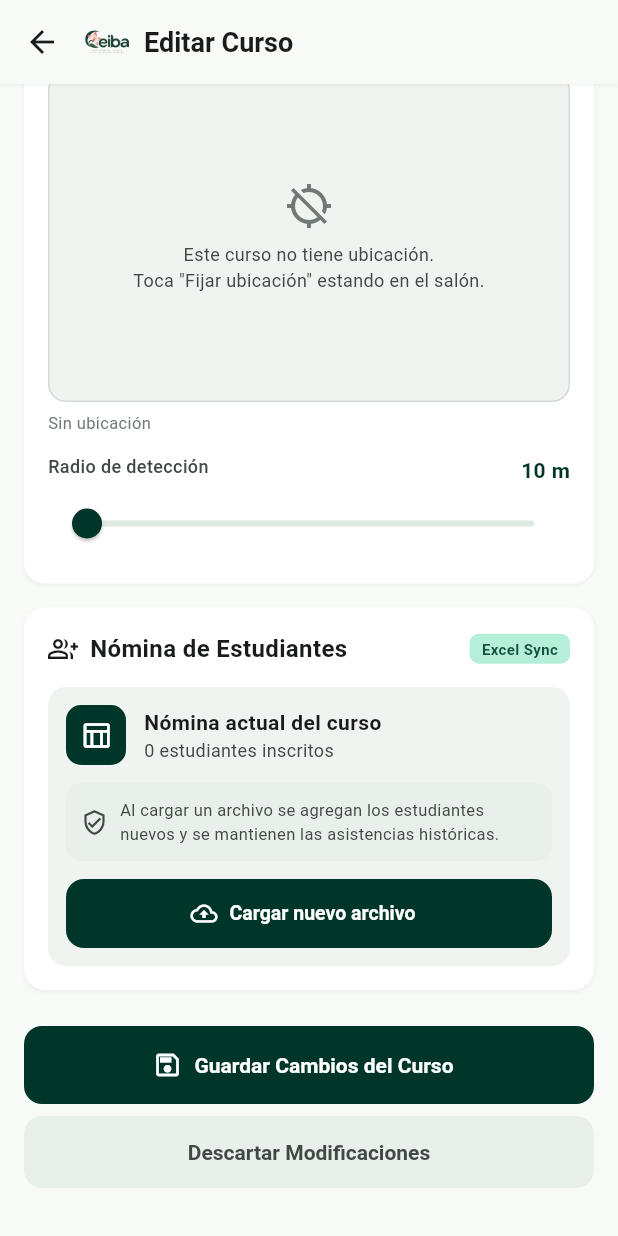
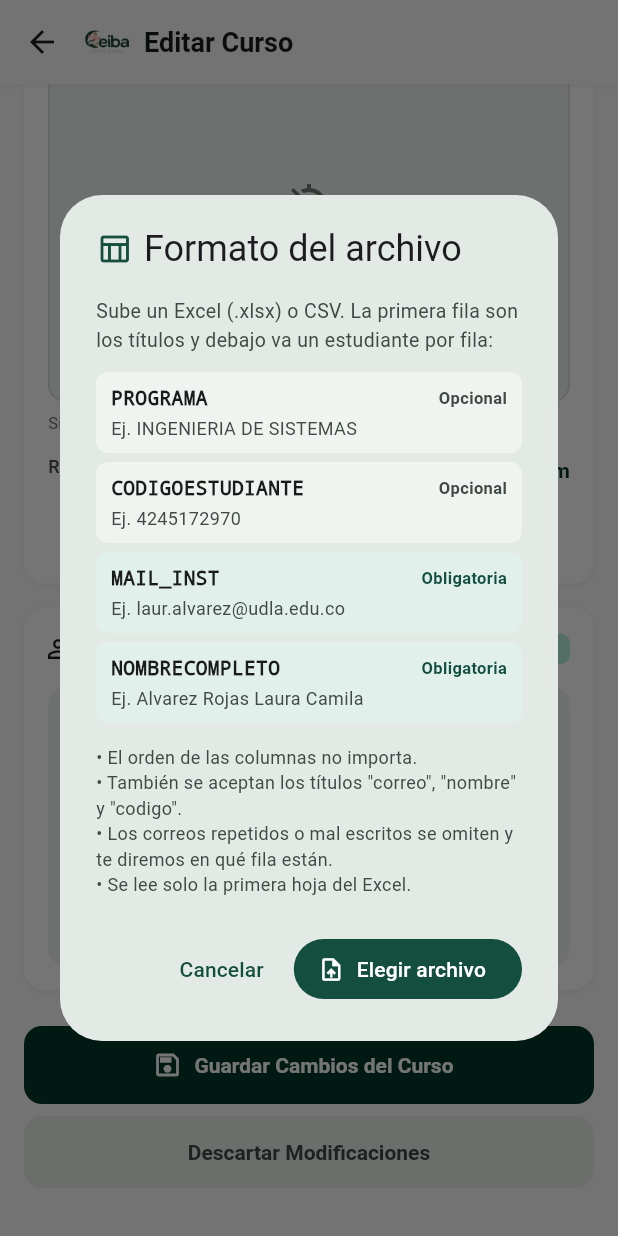
Before and after one commit to caren65vi/proyecto-final-de-movil, a Flutter app: the EditarCursoScreen screen opened directly with empty values, scrolled down 806 dp, after a tap on "Cargar nuevo archivo", on a phone screen of 412 x 824 dp. Run offline on Flutter 3.47's test engine with Material 3 defaults, Android fonts, the light colour scheme and no system bars; our stand-ins replace cloud_firestore, cloud_functions, file_picker, firebase_auth, firebase_core, flutter_map and 3 more; missing offline and left inert: excel, mobile_scanner; accounts and stored records are empty.

Commit message:
actualizacion para el manejo del excel

```diff
--- a/lib/data/datasources/lista_estudiantes_datasource.dart
+++ b/lib/data/datasources/lista_estudiantes_datasource.dart
@@ -4,14 +4,20 @@ import 'package:excel/excel.dart';
 import 'package:file_picker/file_picker.dart';
 
 import '../../domain/entities/estudiante_inscrito.dart';
+import '../../domain/entities/resultado_importacion.dart';
 import '../../domain/repositories/curso_repository.dart';
 
 /// Lee la lista de estudiantes de un archivo Excel (.xlsx) o .csv.
-/// La primera fila son los títulos: correo (obligatorio), nombre y código.
+///
+/// Formato (el de la universidad): una fila de títulos y debajo un
+/// estudiante por fila. Columnas:
+///   PROGRAMA           opcional
+///   CODIGOESTUDIANTE   opcional
+///   MAIL_INST          obligatoria (también sirve "correo" o "email")
+///   NOMBRECOMPLETO     obligatoria (también sirve "nombre")
 class ListaEstudiantesDatasource {
   // Abre el selector de archivos; null si el docente cancela
-  Future<({String nombreArchivo, List<EstudianteInscrito> estudiantes})?>
-  importarEstudiantes() async {
+  Future<ResultadoImportacion?> importarEstudiantes() async {
     final archivo = await FilePicker.pickFile(
       type: FileType.custom,
       allowedExtensions: ['xlsx', 'csv'],
@@ -22,7 +28,12 @@ class ListaEstudiantesDatasource {
     final filas = archivo.extension?.toLowerCase() == 'csv'
         ? _leerCsv(bytes)
         : _leerExcel(bytes);
-    return (nombreArchivo: archivo.name, estudiantes: _aEstudiantes(filas));
+    final leido = leerFilas(filas);
+    return ResultadoImportacion(
+      nombreArchivo: archivo.name,
+      estudiantes: leido.estudiantes,
+      omitidas: leido.omitidas,
+    );
   }
 
   // Filas de la primera hoja del Excel, como texto
@@ -31,7 +42,10 @@ class ListaEstudiantesDatasource {
     try {
       libro = Excel.decodeBytes(bytes);
     } catch (_) {
-      throw const CursoError('No se pudo leer el archivo Excel');
+      throw const CursoError(
+        'No se pudo leer el archivo. Guárdalo como Excel (.xlsx) o CSV '
+        'e inténtalo de nuevo.',
+      );
     }
     if (libro.tables.isEmpty) return [];
     final hoja = libro.tables.values.first;
@@ -45,7 +59,7 @@ class ListaEstudiantesDatasource {
   List<List<String>> _leerCsv(List<int> bytes) {
     final texto = utf8
         .decode(bytes, allowMalformed: true)
-        .replaceFirst('\uFEFF', '');
+        .replaceFirst('﻿', '');
     final lineas = texto
         .split(RegExp(r'\r?\n'))
         .where((l) => l.trim().isNotEmpty)
@@ -61,41 +75,111 @@ class ListaEstudiantesDatasource {
     ];
   }
 
-  // Busca las columnas por su título y arma la lista sin repetidos
-  List<EstudianteInscrito> _aEstudiantes(List<List<String>> filas) {
-    if (filas.isEmpty) return [];
+  static final _correoValido = RegExp(r'^[^@\s]+@[^@\s]+\.[^@\s]+$');
 
-    final titulos = [for (final t in filas.first) _sinTildes(t.toLowerCase())];
-    int columna(List<String> nombres) =>
-        titulos.indexWhere((t) => nombres.any(t.contains));
+  // Títulos aceptados para cada columna (sin tildes, minúscula, sin espacios)
+  static const _titulosCorreo = ['mail_inst', 'mail', 'correo', 'email'];
+  static const _titulosNombre = ['nombrecompleto', 'nombre'];
+  static const _titulosCodigo = ['codigoestudiante', 'codigo'];
 
-    final colCorreo = columna(['correo', 'email', 'e-mail']);
-    final colNombre = columna(['nombre']);
-    final colCodigo = columna(['codigo']);
-    if (colCorreo == -1) {
-      throw const CursoError(
-        'La primera fila del archivo debe tener una columna "correo"',
+  /// Convierte las filas del archivo en estudiantes. Es pública para probarla
+  /// sin abrir el selector de archivos.
+  static ({
+    List<EstudianteInscrito> estudiantes,
+    List<({int fila, String motivo})> omitidas,
+  })
+  leerFilas(List<List<String>> filas) {
+    final noVacias = filas.where((f) => f.any((c) => c.trim().isNotEmpty));
+    if (noVacias.isEmpty) {
+      throw const CursoError('El archivo está vacío.');
+    }
+
+    String normal(String t) =>
+        _sinTildes(t.toLowerCase()).replaceAll(RegExp(r'[\s\-]+'), '');
+    int columna(List<String> titulos, List<String> aceptados) =>
+        titulos.indexWhere((t) => aceptados.any(t.contains));
+
+    // La fila de títulos es la primera (de las 10 primeras) que tenga correo
+    var filaTitulos = -1;
+    var titulos = <String>[];
+    for (var i = 0; i < filas.length && i < 10; i++) {
+      final candidatos = [for (final t in filas[i]) normal(t)];
+      if (columna(candidatos, _titulosCorreo) != -1) {
+        filaTitulos = i;
+        titulos = candidatos;
+        break;
+      }
+    }
+
+    final colCorreo = filaTitulos == -1 ? -1 : columna(titulos, _titulosCorreo);
+    final colNombre = filaTitulos == -1 ? -1 : columna(titulos, _titulosNombre);
+    if (colCorreo == -1 || colNombre == -1) {
+      final encontrados = noVacias.first
+          .where((t) => t.trim().isNotEmpty)
+          .map((t) => t.trim())
+          .join(', ');
+      final faltan = [
+        if (colCorreo == -1) '"MAIL_INST" (correo institucional)',
+        if (colNombre == -1) '"NOMBRECOMPLETO"',
+      ].join(' y ');
+      throw CursoError(
+        'Falta la columna $faltan.\n\n'
+        'Columnas encontradas en el archivo: $encontrados',
       );
     }
+    // La columna PROGRAMA se acepta pero no se usa: el estudiante elige su
+    // programa (enlazado a su facultad) al registrarse o en su perfil
+    final colCodigo = columna(titulos, _titulosCodigo);
 
-    String celda(List<String> fila, int col) =>
-        col >= 0 && col < fila.length ? fila[col].trim() : '';
+    String celda(List<String> fila, int col) => col >= 0 && col < fila.length
+        ? fila[col].replaceAll(RegExp(r'\s+'), ' ').trim()
+        : '';
 
     final porCorreo = <String, EstudianteInscrito>{};
-    for (final fila in filas.skip(1)) {
+    final omitidas = <({int fila, String motivo})>[];
+    for (var i = filaTitulos + 1; i < filas.length; i++) {
+      final fila = filas[i];
+      if (fila.every((c) => c.trim().isEmpty)) continue; // fila vacía
+      final numero = i + 1; // como en Excel
       final correo = celda(fila, colCorreo).toLowerCase();
-      if (!correo.contains('@')) continue;
-      final codigo = celda(fila, colCodigo);
+      if (correo.isEmpty) {
+        omitidas.add((fila: numero, motivo: 'no tiene correo'));
+        continue;
+      }
+      if (!_correoValido.hasMatch(correo)) {
+        omitidas.add((fila: numero, motivo: 'correo no válido ($correo)'));
+        continue;
+      }
+      if (porCorreo.containsKey(correo)) {
+        omitidas.add((fila: numero, motivo: 'correo repetido ($correo)'));
+        continue;
+      }
+      final codigo = _codigo(celda(fila, colCodigo));
       porCorreo[correo] = EstudianteInscrito(
         correo: correo,
         nombre: celda(fila, colNombre),
         codigoEstudiante: codigo.isEmpty ? null : codigo,
       );
     }
-    return porCorreo.values.toList();
+
+    if (porCorreo.isEmpty) {
+      throw CursoError(
+        omitidas.isEmpty
+            ? 'El archivo no tiene estudiantes debajo de los títulos.'
+            : 'Ninguna fila tiene un correo válido. '
+                  'Revisa la columna MAIL_INST.',
+      );
+    }
+    return (estudiantes: porCorreo.values.toList(), omitidas: omitidas);
   }
 
-  String _sinTildes(String texto) => texto
+  // Excel guarda los códigos como número: "4245172970.0" → "4245172970"
+  static String _codigo(String valor) {
+    final entero = RegExp(r'^(\d+)\.0+$').firstMatch(valor);
+    return entero != null ? entero.group(1)! : valor;
+  }
+
+  static String _sinTildes(String texto) => texto
       .replaceAll('á', 'a')
       .replaceAll('é', 'e')
       .replaceAll('í', 'i')
--- a/lib/data/repositories/curso_repository_impl.dart
+++ b/lib/data/repositories/curso_repository_impl.dart
@@ -3,6 +3,7 @@ import 'package:firebase_core/firebase_core.dart';
 import '../../domain/entities/curso.dart';
 import '../../domain/entities/estudiante_inscrito.dart';
 import '../../domain/entities/recuperacion.dart';
+import '../../domain/entities/resultado_importacion.dart';
 import '../../domain/repositories/curso_repository.dart';
 import '../datasources/curso_datasource.dart';
 import '../datasources/lista_estudiantes_datasource.dart';
@@ -53,8 +54,8 @@ class CursoRepositoryImpl implements CursoRepository {
       ubicacionDatasource.obtenerUbicacionActual();
 
   @override
-  Future<({String nombreArchivo, List<EstudianteInscrito> estudiantes})?>
-  importarEstudiantes() => listaDatasource.importarEstudiantes();
+  Future<ResultadoImportacion?> importarEstudiantes() =>
+      listaDatasource.importarEstudiantes();
 
   // Convierte cualquier error en un CursoError con mensaje en español
   CursoError _traducir(Object error) {
--- /dev/null
+++ b/lib/domain/entities/resultado_importacion.dart
@@ -0,0 +1,17 @@
+import 'estudiante_inscrito.dart';
+
+/// Resultado de leer el archivo de la lista de estudiantes.
+class ResultadoImportacion {
+  final String nombreArchivo;
+  final List<EstudianteInscrito> estudiantes;
+
+  /// Filas que no se cargaron y por qué (ej. fila 7: "correo no válido").
+  /// El número es el de la fila en Excel (la de títulos es la 1).
+  final List<({int fila, String motivo})> omitidas;
+
+  const ResultadoImportacion({
+    required this.nombreArchivo,
+    required this.estudiantes,
+    this.omitidas = const [],
+  });
+}
--- a/lib/domain/repositories/curso_repository.dart
+++ b/lib/domain/repositories/curso_repository.dart
@@ -1,6 +1,7 @@
 import '../entities/curso.dart';
 import '../entities/estudiante_inscrito.dart';
 import '../entities/recuperacion.dart';
+import '../entities/resultado_importacion.dart';
 
 /// Error con un mensaje listo para mostrar al docente.
 class CursoError implements Exception {
@@ -52,6 +53,6 @@ abstract class CursoRepository {
 
   /// Abre el selector de archivos y lee la lista de estudiantes.
   /// Devuelve null si el docente cancela.
-  Future<({String nombreArchivo, List<EstudianteInscrito> estudiantes})?>
-  importarEstudiantes();
+  /// Lanza CursoError con el motivo si el archivo no tiene el formato.
+  Future<ResultadoImportacion?> importarEstudiantes();
 }
--- a/lib/domain/usecases/curso_usecases.dart
+++ b/lib/domain/usecases/curso_usecases.dart
@@ -1,6 +1,7 @@
 import '../entities/curso.dart';
 import '../entities/estudiante_inscrito.dart';
 import '../entities/recuperacion.dart';
+import '../entities/resultado_importacion.dart';
 import '../repositories/curso_repository.dart';
 
 /// Casos de uso de cursos: validan los datos y llaman al repositorio.
@@ -52,8 +53,7 @@ class ImportarEstudiantes {
   final CursoRepository repositorio;
   ImportarEstudiantes(this.repositorio);
 
-  Future<({String nombreArchivo, List<EstudianteInscrito> estudiantes})?>
-  call() async {
+  Future<ResultadoImportacion?> call() async {
     final resultado = await repositorio.importarEstudiantes();
     if (resultado != null && resultado.estudiantes.isEmpty) {
       throw const CursoError('El archivo no tiene estudiantes con correo');
--- a/lib/presentation/screens/Docente/editar_curso.dart
+++ b/lib/presentation/screens/Docente/editar_curso.dart
@@ -9,6 +9,7 @@ import '../../../domain/entities/estudiante_inscrito.dart';
 import '../../../domain/repositories/curso_repository.dart';
 import '../../../domain/usecases/curso_usecases.dart';
 import '../../theme/app_colors.dart';
+import 'importar_estudiantes.dart';
 
 /// Configuración del curso: datos generales, período, horarios y nómina.
 class EditarCursoScreen extends StatefulWidget {
@@ -203,17 +204,20 @@ class _EditarCursoScreenState extends State<EditarCursoScreen> {
     });
   }
 
+  // Muestra el formato, lee el archivo y avisa si cargó o el error
   Future<void> _cargarArchivo() async {
-    try {
-      final resultado = await widget.importarEstudiantes();
-      if (resultado == null || !mounted) return; // canceló
-      setState(() {
-        _nuevaNomina = resultado.estudiantes;
-        _nombreArchivo = resultado.nombreArchivo;
-      });
-    } on CursoError catch (e) {
-      _mostrar(e.mensaje, error: true);
-    }
+    final resultado = await importarEstudiantesConFormato(
+      context,
+      importar: widget.importarEstudiantes,
+      cuandoSeGuardan:
+          'Toca "Guardar Cambios del Curso" para inscribirlos. '
+          'Los que ya estaban en el curso conservan su asistencia.',
+    );
+    if (resultado == null || !mounted) return;
+    setState(() {
+      _nuevaNomina = resultado.estudiantes;
+      _nombreArchivo = resultado.nombreArchivo;
+    });
   }
 
   void _eliminarArchivo() => setState(() {
--- /dev/null
+++ b/lib/presentation/screens/Docente/importar_estudiantes.dart
@@ -0,0 +1,308 @@
+import 'package:flutter/material.dart';
+
+import '../../../domain/entities/resultado_importacion.dart';
+import '../../../domain/repositories/curso_repository.dart';
+import '../../../domain/usecases/curso_usecases.dart';
+import '../../theme/app_colors.dart';
+
+/// Importa la lista de estudiantes en tres pasos:
+/// 1. Muestra cómo debe ser el archivo (columnas y un ejemplo).
+/// 2. Abre el selector de archivos y lo lee.
+/// 3. Muestra cuántos estudiantes se cargaron, o el error.
+///
+/// Devuelve el resultado, o null si el docente cancela o el archivo falla.
+/// [cuandoSeGuardan] explica cuándo quedan inscritos (ej. al guardar el curso).
+Future<ResultadoImportacion?> importarEstudiantesConFormato(
+  BuildContext context, {
+  required ImportarEstudiantes importar,
+  required String cuandoSeGuardan,
+}) async {
+  final continuar = await showDialog<bool>(
+    context: context,
+    builder: (_) => const _DialogoFormato(),
+  );
+  if (continuar != true || !context.mounted) return null;
+
+  try {
+    final resultado = await importar();
+    if (resultado == null || !context.mounted) return null; // canceló
+    await showDialog<void>(
+      context: context,
+      builder: (_) => _DialogoResultado(
+        resultado: resultado,
+        cuandoSeGuardan: cuandoSeGuardan,
+      ),
+    );
+    return resultado;
+  } on CursoError catch (e) {
+    if (context.mounted) {
+      await showDialog<void>(
+        context: context,
+        builder: (_) => _DialogoError(mensaje: e.mensaje),
+      );
+    }
+    return null;
+  } catch (_) {
+    if (context.mounted) {
+      await showDialog<void>(
+        context: context,
+        builder: (_) => const _DialogoError(
+          mensaje: 'No se pudo abrir el archivo. Intenta de nuevo.',
+        ),
+      );
+    }
+    return null;
+  }
+}
+
+// ---------------------------------------------------------------------
+// 1. Formato del archivo
+// ---------------------------------------------------------------------
+
+class _DialogoFormato extends StatelessWidget {
+  const _DialogoFormato();
+
+  static const _columnas = [
+    (titulo: 'PROGRAMA', obligatoria: false, ejemplo: 'INGENIERIA DE SISTEMAS'),
+    (titulo: 'CODIGOESTUDIANTE', obligatoria: false, ejemplo: '4245172970'),
+    (
+      titulo: 'MAIL_INST',
+      obligatoria: true,
+      ejemplo: 'laur.alvarez@udla.edu.co',
+    ),
+    (
+      titulo: 'NOMBRECOMPLETO',
+      obligatoria: true,
+      ejemplo: 'Alvarez Rojas Laura Camila',
+    ),
+  ];
+
+  @override
+  Widget build(BuildContext context) {
+    return AlertDialog(
+      titlePadding: const EdgeInsets.fromLTRB(24, 20, 24, 0),
+      title: const Row(
+        children: [
+          Icon(Icons.table_chart_outlined, color: AppColors.primary),
+          SizedBox(width: 8),
+          Expanded(child: Text('Formato del archivo')),
+        ],
+      ),
+      content: SingleChildScrollView(
+        child: Column(
+          mainAxisSize: MainAxisSize.min,
+          crossAxisAlignment: CrossAxisAlignment.start,
+          children: [
+            const Text(
+              'Sube un Excel (.xlsx) o CSV. La primera fila son los títulos '
+              'y debajo va un estudiante por fila:',
+              style: TextStyle(color: AppColors.textSecondary, fontSize: 13),
+            ),
+            const SizedBox(height: 12),
+
+            // Columnas con su ejemplo
+            for (final c in _columnas)
+              Container(
+                margin: const EdgeInsets.only(bottom: 6),
+                padding: const EdgeInsets.symmetric(
+                  horizontal: 10,
+                  vertical: 8,
+                ),
+                decoration: BoxDecoration(
+                  color: c.obligatoria
+                      ? AppColors.attendancePresent
+                      : AppColors.surfaceLow,
+                  borderRadius: BorderRadius.circular(8),
+                ),
+                child: Column(
+                  crossAxisAlignment: CrossAxisAlignment.start,
+                  children: [
+                    Row(
+                      children: [
+                        Expanded(
+                          child: Text(
+                            c.titulo,
+                            style: const TextStyle(
+                              color: AppColors.textPrimary,
+                              fontSize: 13,
+                              fontWeight: FontWeight.w700,
+                              fontFamily: 'monospace',
+                            ),
+                          ),
+                        ),
+                        Text(
+                          c.obligatoria ? 'Obligatoria' : 'Opcional',
+                          style: TextStyle(
+                            color: c.obligatoria
+                                ? AppColors.primary
+                                : AppColors.textSecondary,
+                            fontSize: 11,
+                            fontWeight: FontWeight.w600,
+                          ),
+                        ),
+                      ],
+                    ),
+                    const SizedBox(height: 2),
+                    Text(
+                      'Ej. ${c.ejemplo}',
+                      style: const TextStyle(
+                        color: AppColors.textSecondary,
+                        fontSize: 12,
+                      ),
+                    ),
+                  ],
+                ),
+              ),
+
+            const SizedBox(height: 8),
+            const Text(
+              '• El orden de las columnas no importa.\n'
+              '• También se aceptan los títulos "correo", "nombre" y "codigo".\n'
+              '• Los correos repetidos o mal escritos se omiten y te '
+              'diremos en qué fila están.\n'
+              '• Se lee solo la primera hoja del Excel.',
+              style: TextStyle(color: AppColors.textSecondary, fontSize: 12),
+            ),
+          ],
+        ),
+      ),
+      actions: [
+        TextButton(
+          onPressed: () => Navigator.pop(context, false),
+          child: const Text('Cancelar'),
+        ),
+        FilledButton.icon(
+          onPressed: () => Navigator.pop(context, true),
+          style: FilledButton.styleFrom(backgroundColor: AppColors.primary),
+          icon: const Icon(Icons.upload_file, size: 18),
+          label: const Text('Elegir archivo'),
+        ),
+      ],
+    );
+  }
+}
+
+// ---------------------------------------------------------------------
+// 2. Cargado
+// ---------------------------------------------------------------------
+
+class _DialogoResultado extends StatelessWidget {
+  const _DialogoResultado({
+    required this.resultado,
+    required this.cuandoSeGuardan,
+  });
+
+  final ResultadoImportacion resultado;
+  final String cuandoSeGuardan;
+
+  // Se muestran pocas filas omitidas para que la ventana no sea enorme
+  static const _maximoOmitidas = 8;
+
+  @override
+  Widget build(BuildContext context) {
+    final total = resultado.estudiantes.length;
+    final omitidas = resultado.omitidas;
+    return AlertDialog(
+      icon: const Icon(Icons.check_circle, color: AppColors.primary, size: 40),
+      title: Text(
+        '$total ${total == 1 ? 'estudiante cargado' : 'estudiantes cargados'}',
+      ),
+      content: SingleChildScrollView(
+        child: Column(
+          mainAxisSize: MainAxisSize.min,
+          crossAxisAlignment: CrossAxisAlignment.start,
+          children: [
+            Text(
+              'Del archivo "${resultado.nombreArchivo}". $cuandoSeGuardan',
+              style: const TextStyle(
+                color: AppColors.textSecondary,
+                fontSize: 13,
+              ),
+            ),
+            if (omitidas.isNotEmpty) ...[
+              const SizedBox(height: 12),
+              Container(
+                padding: const EdgeInsets.all(10),
+                decoration: BoxDecoration(
+                  color: AppColors.tertiaryFixed,
+                  borderRadius: BorderRadius.circular(8),
+                ),
+                child: Column(
+                  crossAxisAlignment: CrossAxisAlignment.start,
+                  children: [
+                    Text(
+                      '${omitidas.length} '
+                      '${omitidas.length == 1 ? 'fila omitida' : 'filas omitidas'}:',
+                      style: const TextStyle(
+                        color: AppColors.onTertiaryContainer,
+                        fontSize: 12,
+                        fontWeight: FontWeight.w700,
+                      ),
+                    ),
+                    const SizedBox(height: 4),
+                    for (final o in omitidas.take(_maximoOmitidas))
+                      Text(
+                        '• Fila ${o.fila}: ${o.motivo}',
+                        style: const TextStyle(
+                          color: AppColors.onTertiaryContainer,
+                          fontSize: 12,
+                        ),
+                      ),
+                    if (omitidas.length > _maximoOmitidas)
+                      Text(
+                        '… y ${omitidas.length - _maximoOmitidas} más',
+                        style: const TextStyle(
+                          color: AppColors.onTertiaryContainer,
+                          fontSize: 12,
+                        ),
+                      ),
+                  ],
+                ),
+              ),
+            ],
+          ],
+        ),
+      ),
+      actions: [
+        FilledButton(
+          onPressed: () => Navigator.pop(context),
+          style: FilledButton.styleFrom(backgroundColor: AppColors.primary),
+          child: const Text('Entendido'),
+        ),
+      ],
+    );
+  }
+}
+
+// ---------------------------------------------------------------------
+// 3. Error
+// ---------------------------------------------------------------------
+
+class _DialogoError extends StatelessWidget {
+  const _DialogoError({required this.mensaje});
+
+  final String mensaje;
+
+  @override
+  Widget build(BuildContext context) {
+    return AlertDialog(
+      icon: const Icon(Icons.error_outline, color: AppColors.error, size: 40),
+      title: const Text('No se pudo cargar el archivo'),
+      content: SingleChildScrollView(
+        child: Text(
+          '$mensaje\n\n'
+          'Revisa que el archivo tenga las columnas MAIL_INST y '
+          'NOMBRECOMPLETO en la primera fila e inténtalo de nuevo.',
+          style: const TextStyle(color: AppColors.textSecondary, fontSize: 13),
+        ),
+      ),
+      actions: [
+        FilledButton(
+          onPressed: () => Navigator.pop(context),
+          style: FilledButton.styleFrom(backgroundColor: AppColors.primary),
+          child: const Text('Entendido'),
+        ),
+      ],
+    );
+  }
+}
```
Also changed, not shown: lib/presentation/screens/Docente/crear_curso.dart (+12 -10 lines), 2 other files.
